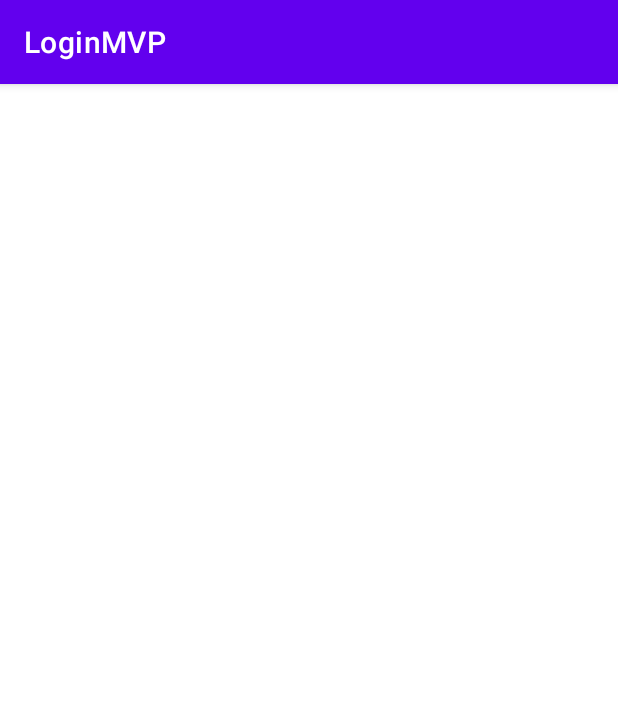
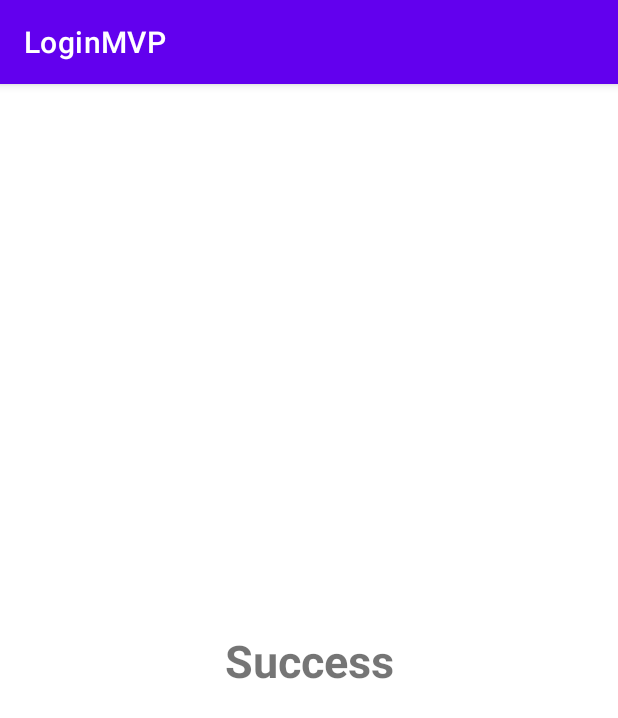
Before and after one commit to LuizSaraiva/LoginMVP, an Android app: the HomeActivity screen opened directly, with no data from a screen before it, on a phone screen of 412 x 824 dp. Shown: the top 718 px of the screen. Run offline under Robolectric (Android 15) with nearby library versions, the phone set to English and light mode, and no system bars.

```diff
--- a/app/src/main/res/layout/activity_home.xml
+++ b/app/src/main/res/layout/activity_home.xml
@@ -6,4 +6,17 @@
     android:layout_height="match_parent"
     tools:context=".HomeActivity">
 
+    <TextView
+        android:id="@+id/tv_home"
+        android:layout_width="match_parent"
+        android:layout_height="wrap_content"
+        android:gravity="center"
+        android:text="Success"
+        android:textSize="30dp"
+        android:textStyle="bold"
+        app:layout_constraintBottom_toBottomOf="parent"
+        app:layout_constraintEnd_toEndOf="parent"
+        app:layout_constraintStart_toStartOf="parent"
+        app:layout_constraintTop_toTopOf="parent" />
+
 </androidx.constraintlayout.widget.ConstraintLayout>
```
Also changed, not shown: 4 other files.
